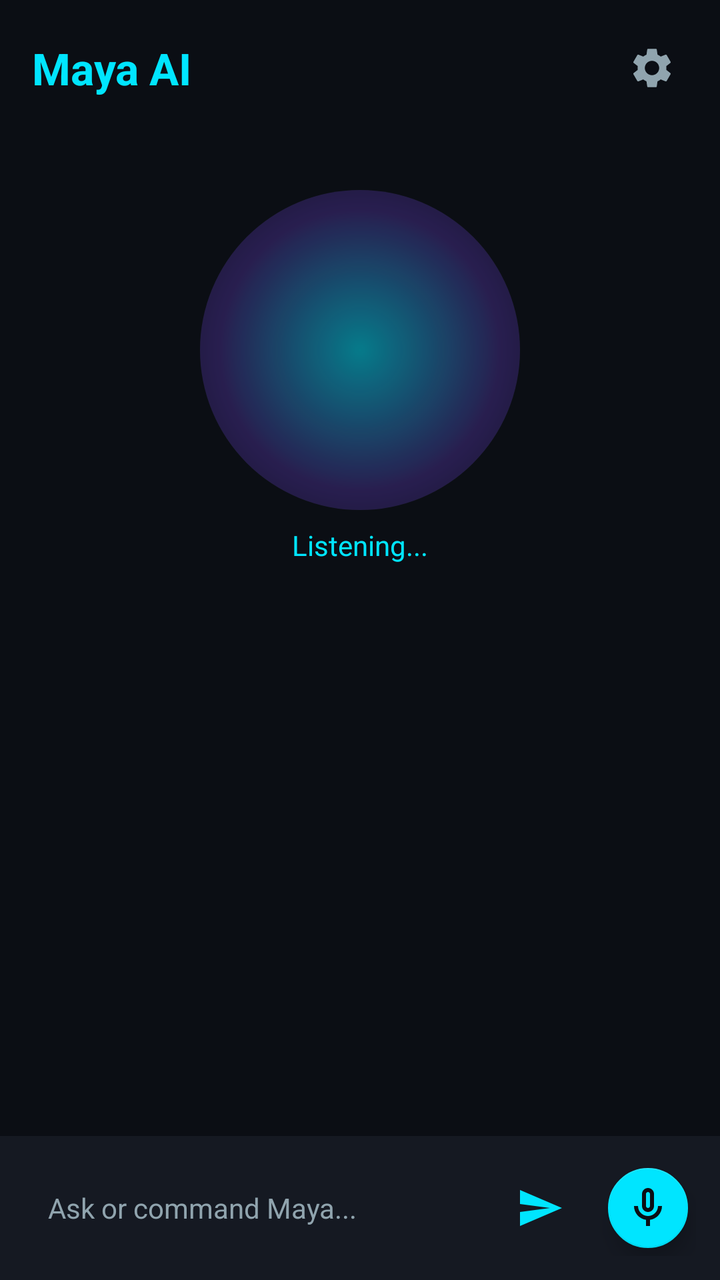
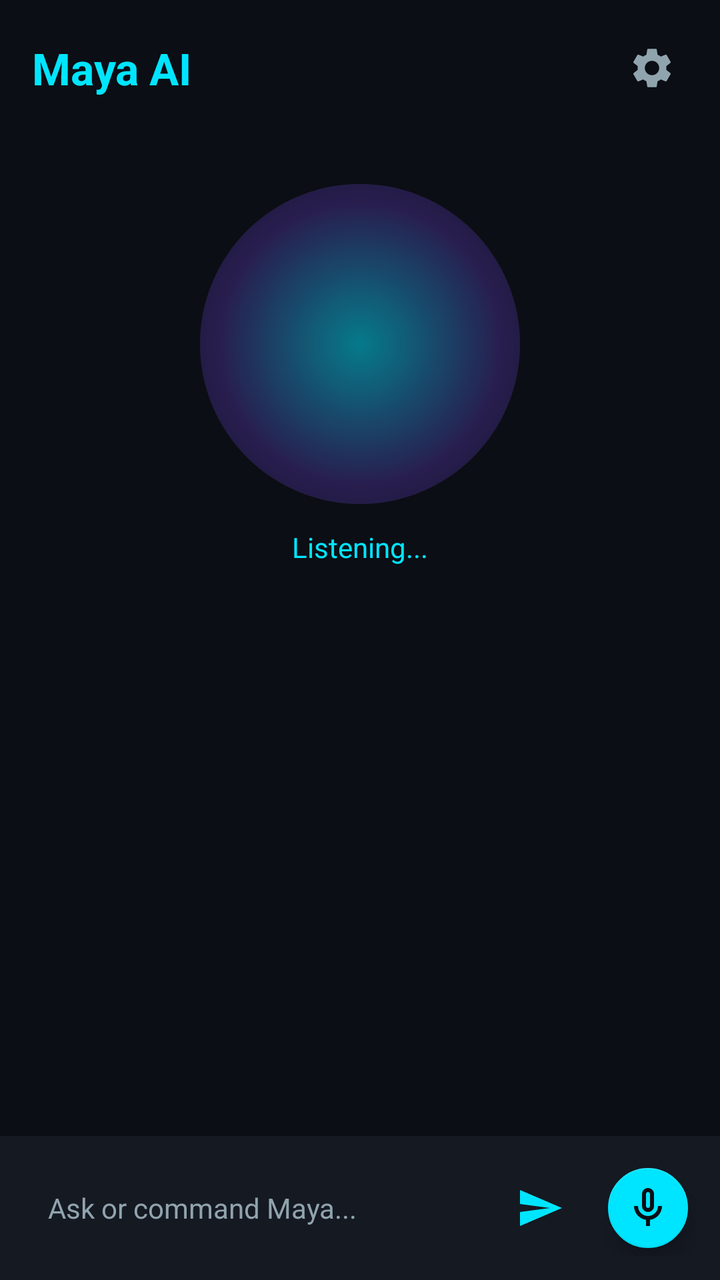

Before-and-after screenshots of an Android layout around one commit, followed by the original layout XML and the change that was made.
<!-- AndroidManifest.xml: application theme Theme.MayaAssistant -->
<!-- res/layout/activity_main.xml -->
<?xml version="1.0" encoding="utf-8"?>
<androidx.constraintlayout.widget.ConstraintLayout xmlns:android="http://schemas.android.com/apk/res/android"
    xmlns:app="http://schemas.android.com/apk/res-auto"
    android:layout_width="match_parent"
    android:layout_height="match_parent"
    android:background="@color/bg_dark">

    
    <LinearLayout
        android:id="@+id/topBar"
        android:layout_width="match_parent"
        android:layout_height="wrap_content"
        android:orientation="horizontal"
        android:gravity="center_vertical"
        android:padding="16dp"
        app:layout_constraintTop_toTopOf="parent">

        <TextView
            android:layout_width="0dp"
            android:layout_height="wrap_content"
            android:layout_weight="1"
            android:text="Maya AI"
            android:textColor="@color/primary_cyan"
            android:textSize="22sp"
            android:textStyle="bold" />

        <androidx.appcompat.widget.AppCompatImageView
            android:id="@+id/btnSettings"
            android:layout_width="36dp"
            android:layout_height="36dp"
            android:src="@drawable/ic_settings"
            android:background="?selectableItemBackgroundBorderless"
            android:padding="6dp"
            android:tint="@color/text_dim"
            app:tint="@color/text_dim" />
    </LinearLayout>

    
    <LinearLayout
        android:id="@+id/accessibilityBanner"
        android:layout_width="match_parent"
        android:layout_height="wrap_content"
        android:background="#26FF9100"
        android:orientation="horizontal"
        android:gravity="center_vertical"
        android:padding="10dp"
        android:visibility="gone"
        app:layout_constraintTop_toBottomOf="@id/topBar">

        <TextView
            android:layout_width="0dp"
            android:layout_height="wrap_content"
            android:layout_weight="1"
            android:text="Enable Accessibility to allow Phone Control"
            android:textColor="#FFA726"
            android:textSize="12sp" />

        <Button
            android:id="@+id/btnEnableAccessibility"
            android:layout_width="wrap_content"
            android:layout_height="36dp"
            android:text="Enable"
            android:textSize="11sp"
            android:textColor="@color/bg_dark"
            android:backgroundTint="@color/accent_orange" />
    </LinearLayout>

    
    <View
        android:id="@+id/voiceOrb"
        android:layout_width="160dp"
        android:layout_height="160dp"
        android:background="@drawable/bg_orb"
        app:layout_constraintTop_toBottomOf="@id/accessibilityBanner"
        app:layout_constraintBottom_toTopOf="@id/recyclerViewChat"
        app:layout_constraintStart_toStartOf="parent"
        app:layout_constraintEnd_toEndOf="parent" />

    <TextView
        android:id="@+id/statusText"
        android:layout_width="wrap_content"
        android:layout_height="wrap_content"
        android:text="Listening..."
        android:textColor="@color/primary_cyan"
        android:textSize="14sp"
        android:layout_marginTop="8dp"
        app:layout_constraintTop_toBottomOf="@id/voiceOrb"
        app:layout_constraintStart_toStartOf="parent"
        app:layout_constraintEnd_toEndOf="parent" />

    
    <androidx.recyclerview.widget.RecyclerView
        android:id="@+id/recyclerViewChat"
        android:layout_width="match_parent"
        android:layout_height="0dp"
        android:padding="12dp"
        android:clipToPadding="false"
        app:layout_constraintTop_toBottomOf="@id/statusText"
        app:layout_constraintBottom_toTopOf="@id/bottomInputLayout" />

    
    <LinearLayout
        android:id="@+id/bottomInputLayout"
        android:layout_width="match_parent"
        android:layout_height="wrap_content"
        android:orientation="horizontal"
        android:gravity="center_vertical"
        android:padding="12dp"
        android:background="@color/surface_dark"
        app:layout_constraintBottom_toBottomOf="parent">

        <EditText
            android:id="@+id/editTextInput"
            android:layout_width="0dp"
            android:layout_height="48dp"
            android:layout_weight="1"
            android:hint="Ask or command Maya..."
            android:textColorHint="@color/text_dim"
            android:textColor="@color/text_white"
            android:background="@android:color/transparent"
            android:paddingStart="12dp"
            android:paddingEnd="12dp"
            android:textSize="14sp"
            android:inputType="textCapSentences" />

        <androidx.appcompat.widget.AppCompatImageButton
            android:id="@+id/btnSend"
            android:layout_width="44dp"
            android:layout_height="44dp"
            android:src="@drawable/ic_send"
            android:background="?selectableItemBackgroundBorderless"
            android:tint="@color/primary_cyan"
            app:tint="@color/primary_cyan" />

        <com.google.android.material.floatingactionbutton.FloatingActionButton
            android:id="@+id/fabMic"
            android:layout_width="wrap_content"
            android:layout_height="wrap_content"
            android:layout_marginStart="8dp"
            android:src="@drawable/ic_mic"
            app:backgroundTint="@color/primary_cyan"
            app:tint="@color/bg_dark"
            app:fabSize="mini" />
    </LinearLayout>

</androidx.constraintlayout.widget.ConstraintLayout>
<!-- resources referenced by this layout -->
<resources>
  <color name="accent_orange">#FF9100</color>
  <color name="bg_dark">#0B0E14</color>
  <color name="primary_cyan">#00E5FF</color>
  <color name="surface_dark">#151922</color>
  <color name="text_dim">#90A4AE</color>
  <color name="text_white">#F0F4F8</color>
  <!-- drawable bg_orb (drawable) -->
  <?xml version="1.0" encoding="utf-8"?>
  <shape xmlns:android="http://schemas.android.com/apk/res/android"
      android:shape="oval">
      <gradient
          android:type="radial"
          android:gradientRadius="140dp"
          android:startColor="#8000E5FF"
          android:centerColor="#407C4DFF"
          android:endColor="#00000000" />
      <size
          android:width="200dp"
          android:height="200dp" />
  </shape>
  <!-- drawable ic_mic (drawable) -->
  <vector xmlns:android="http://schemas.android.com/apk/res/android"
      android:width="24dp"
      android:height="24dp"
      android:viewportWidth="24"
      android:viewportHeight="24">
    <path
        android:fillColor="#FFFFFFFF"
        android:pathData="M12,14c1.66,0 3,-1.34 3,-3V5c0,-1.66 -1.34,-3 -3,-3S9,3.34 9,5v6c0,1.66 1.34,3 3,3zm-1,-9c0,-0.55 0.45,-1 1,-1s1,0.45 1,1v6c0,0.55 -0.45,1 -1,1s-1,-0.45 -1,-1V5zm6,6c0,2.76 -2.24,5 -5,5s-5,-2.24 -5,-5H5c0,3.53 2.61,6.43 6,6.92V21h2v-3.08c3.39,-0.49 6,-3.39 6,-6.92h-2z"/>
  </vector>
  <!-- drawable ic_send (drawable) -->
  <vector xmlns:android="http://schemas.android.com/apk/res/android"
      android:width="24dp"
      android:height="24dp"
      android:viewportWidth="24"
      android:viewportHeight="24">
    <path
        android:fillColor="#FFFFFFFF"
        android:pathData="M2.01,21L23,12 2.01,3 2,10l15,2 -15,2z"/>
  </vector>
  <!-- drawable ic_settings (drawable) -->
  <vector xmlns:android="http://schemas.android.com/apk/res/android"
      android:width="24dp"
      android:height="24dp"
      android:viewportWidth="24"
      android:viewportHeight="24">
    <path
        android:fillColor="#FFFFFFFF"
        android:pathData="M19.14,12.94c0.04,-0.3 0.06,-0.61 0.06,-0.94 0,-0.32 -0.02,-0.64 -0.07,-0.94l2.03,-1.58c0.18,-0.14 0.23,-0.41 0.12,-0.61l-1.92,-3.32c-0.12,-0.22 -0.37,-0.29 -0.59,-0.22l-2.39,0.96c-0.5,-0.38 -1.03,-0.7 -1.62,-0.94L14.4,2.81c-0.04,-0.24 -0.24,-0.41 -0.48,-0.41h-3.84c-0.24,0 -0.43,0.17 -0.47,0.41L9.25,5.35C8.66,5.59 8.12,5.92 7.63,6.29L5.24,5.33c-0.22,-0.08 -0.47,0 -0.59,0.22L2.74,8.87c-0.12,0.21 -0.08,0.47 0.12,0.61l2.03,1.58c-0.05,0.3 -0.09,0.63 -0.09,0.94s0.02,0.64 0.07,0.94l-2.03,1.58c-0.18,0.14 -0.23,0.41 -0.12,0.61l1.92,3.32c0.12,0.22 0.37,0.29 0.59,0.22l2.39,-0.96c0.5,0.38 1.03,0.7 1.62,0.94l0.36,2.54c0.05,0.24 0.24,0.41 0.48,0.41h3.84c0.24,0 0.44,-0.17 0.47,-0.41l0.36,-2.54c0.59,-0.24 1.13,-0.56 1.62,-0.94l2.39,0.96c0.22,0.08 0.47,0 0.59,-0.22l1.92,-3.32c0.12,-0.22 0.07,-0.47 -0.12,-0.61l-2.01,-1.58zM12,15.6c-1.98,0 -3.6,-1.62 -3.6,-3.6s1.62,-3.6 3.6,-3.6 3.6,1.62 3.6,3.6 -1.62,3.6 -3.6,3.6z"/>
  </vector>
  <style name="Theme.MayaAssistant" parent="Theme.MaterialComponents.DayNight.NoActionBar">
          <item name="android:statusBarColor">@color/bg_dark</item>
          <item name="android:navigationBarColor">@color/bg_dark</item>
          <item name="android:windowBackground">@color/bg_dark</item>
      </style>
</resources>

<!-- the commit's change to res/layout/activity_main.xml (unified diff, before → after) -->
@@ -29,9 +29,8 @@
             android:layout_width="36dp"
             android:layout_height="36dp"
             android:src="@drawable/ic_settings"
-            android:background="?selectableItemBackgroundBorderless"
+            android:background="?android:attr/selectableItemBackgroundBorderless"
             android:padding="6dp"
-            android:tint="@color/text_dim"
             app:tint="@color/text_dim" />
     </LinearLayout>
 
@@ -62,7 +61,7 @@
             android:text="Enable"
             android:textSize="11sp"
             android:textColor="@color/bg_dark"
-            android:backgroundTint="@color/accent_orange" />
+            app:backgroundTint="@color/accent_orange" />
     </LinearLayout>
 
     
@@ -71,8 +70,8 @@
         android:layout_width="160dp"
         android:layout_height="160dp"
         android:background="@drawable/bg_orb"
+        android:layout_marginTop="24dp"
         app:layout_constraintTop_toBottomOf="@id/accessibilityBanner"
-        app:layout_constraintBottom_toTopOf="@id/recyclerViewChat"
         app:layout_constraintStart_toStartOf="parent"
         app:layout_constraintEnd_toEndOf="parent" />
 
@@ -83,7 +82,7 @@
         android:text="Listening..."
         android:textColor="@color/primary_cyan"
         android:textSize="14sp"
-        android:layout_marginTop="8dp"
+        android:layout_marginTop="12dp"
         app:layout_constraintTop_toBottomOf="@id/voiceOrb"
         app:layout_constraintStart_toStartOf="parent"
         app:layout_constraintEnd_toEndOf="parent" />
@@ -95,6 +94,7 @@
         android:layout_height="0dp"
         android:padding="12dp"
         android:clipToPadding="false"
+        android:layout_marginTop="8dp"
         app:layout_constraintTop_toBottomOf="@id/statusText"
         app:layout_constraintBottom_toTopOf="@id/bottomInputLayout" />
 
@@ -128,8 +128,7 @@
             android:layout_width="44dp"
             android:layout_height="44dp"
             android:src="@drawable/ic_send"
-            android:background="?selectableItemBackgroundBorderless"
-            android:tint="@color/primary_cyan"
+            android:background="?android:attr/selectableItemBackgroundBorderless"
             app:tint="@color/primary_cyan" />
 
         <com.google.android.material.floatingactionbutton.FloatingActionButton
